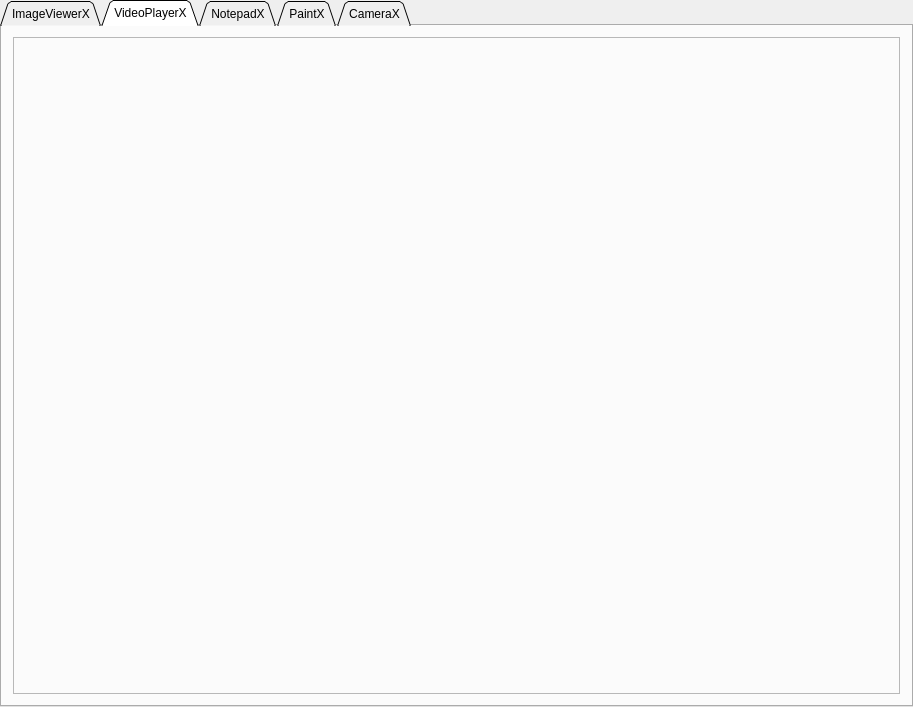
Old version of the form PageTest/PageTest.ui in the repository ohto-ai/school-course-archives.
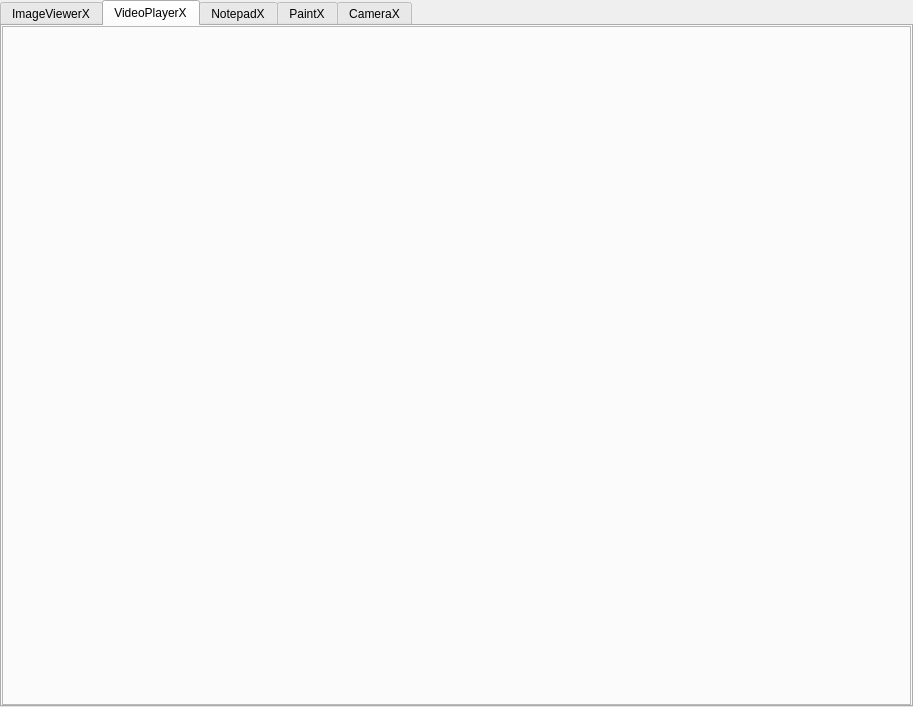
New version of the form. The open tabs and pages were chosen to show the change.

The edit to the form file:
```diff
--- a/PageTest/PageTest.ui
+++ b/PageTest/PageTest.ui
@@ -33,10 +33,19 @@
     <item>
      <widget class="QTabWidget" name="tabWidget">
       <property name="tabShape">
-       <enum>QTabWidget::Triangular</enum>
+       <enum>QTabWidget::Rounded</enum>
       </property>
       <property name="currentIndex">
-       <number>0</number>
+       <number>4</number>
+      </property>
+      <property name="tabsClosable">
+       <bool>false</bool>
+      </property>
+      <property name="movable">
+       <bool>true</bool>
+      </property>
+      <property name="tabBarAutoHide">
+       <bool>true</bool>
       </property>
       <widget class="QWidget" name="tabImageViewer">
        <attribute name="title">
@@ -99,6 +108,21 @@
         <string>VideoPlayerX</string>
        </attribute>
        <layout class="QVBoxLayout" name="verticalLayout">
+        <property name="spacing">
+         <number>0</number>
+        </property>
+        <property name="leftMargin">
+         <number>0</number>
+        </property>
+        <property name="topMargin">
+         <number>0</number>
+        </property>
+        <property name="rightMargin">
+         <number>0</number>
+        </property>
+        <property name="bottomMargin">
+         <number>0</number>
+        </property>
         <item>
          <widget class="QFrame" name="frameVideoPlayer">
           <property name="frameShape">
@@ -107,7 +131,7 @@
           <property name="frameShadow">
            <enum>QFrame::Raised</enum>
           </property>
-          <layout class="QVBoxLayout" name="verticalLayout_9">
+          <layout class="QVBoxLayout" name="layoutVideoPlayer">
            <property name="spacing">
             <number>0</number>
            </property>
@@ -123,13 +147,6 @@
            <property name="bottomMargin">
             <number>0</number>
            </property>
-           <item>
-            <layout class="QVBoxLayout" name="layoutVideoPlayer">
-             <property name="spacing">
-              <number>0</number>
-             </property>
-            </layout>
-           </item>
           </layout>
          </widget>
         </item>
```
Left out of the diff: 77 changed lines with no effect on the pictures.
